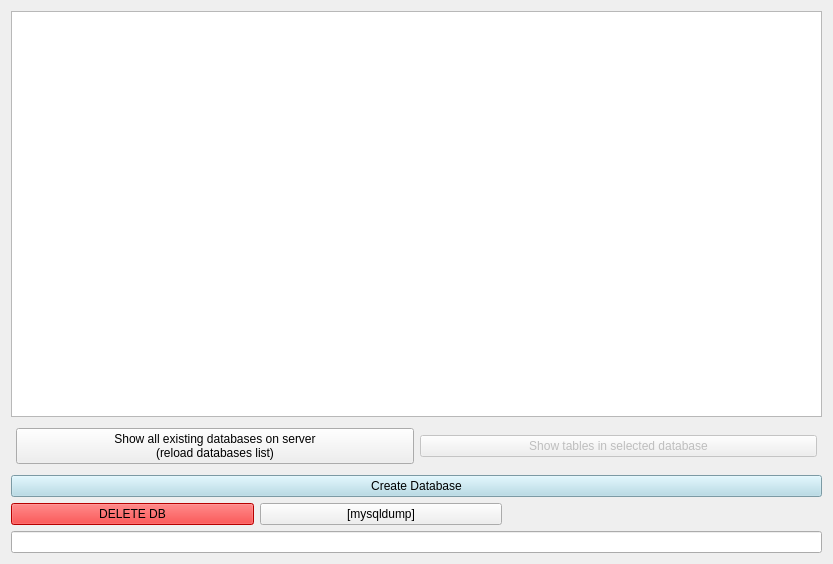
Above: databases.ui from TiReks33/adb-explorer before the change. Below: the same form after it.
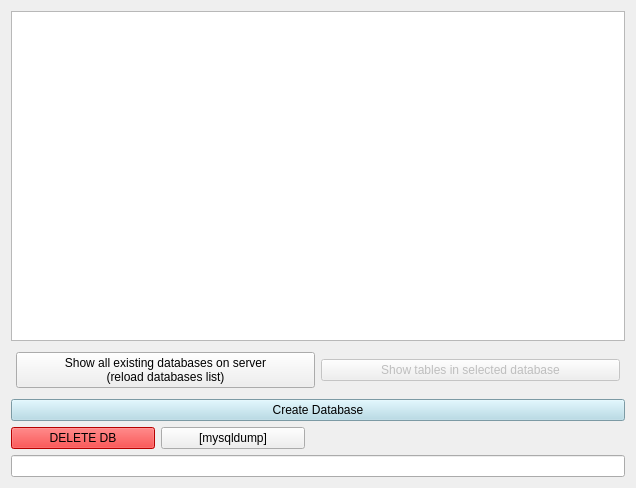
That is the form after the change.

Diff of the .ui file:
```diff
--- a/databases.ui
+++ b/databases.ui
@@ -6,8 +6,8 @@
    <rect>
     <x>0</x>
     <y>0</y>
-    <width>833</width>
-    <height>564</height>
+    <width>636</width>
+    <height>488</height>
    </rect>
   </property>
   <property name="windowTitle">
```
